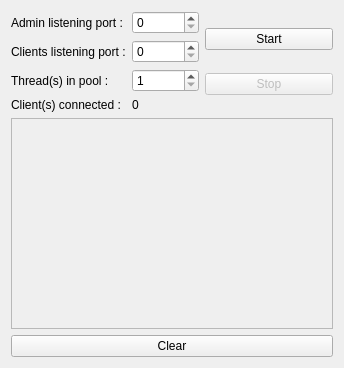
The window that CPP/ServerDocuments/MainWindow.ui (N4k1m/M18-OS) describes before a commit, drawn with Qt 5.
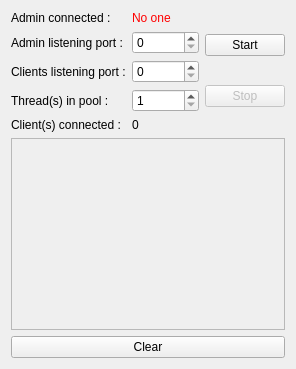
The same window after the commit.

Commit message: CPP TP4.3 : Ajout d'un label au ServerDocuments pour indiquer l'administrateur connecté

What changed in the file:
```diff
--- a/CPP/ServerDocuments/MainWindow.ui
+++ b/CPP/ServerDocuments/MainWindow.ui
@@ -2,14 +2,6 @@
 <ui version="4.0">
  <class>MainWindow</class>
  <widget class="QWidget" name="MainWindow">
-  <property name="geometry">
-   <rect>
-    <x>0</x>
-    <y>0</y>
-    <width>344</width>
-    <height>368</height>
-   </rect>
-  </property>
   <property name="windowTitle">
    <string>Server Documents</string>
   </property>
@@ -19,13 +11,30 @@
      <item>
       <layout class="QGridLayout" name="gridLayoutHeaderLeft">
        <item row="0" column="0">
+        <widget class="QLabel" name="labelAdminConnected">
+         <property name="text">
+          <string>Admin connected :</string>
+         </property>
+        </widget>
+       </item>
+       <item row="0" column="1">
+        <widget class="QLabel" name="labelAdminConnectedLogin">
+         <property name="styleSheet">
+          <string notr="true">QLabel { color : red; }</string>
+         </property>
+         <property name="text">
+          <string>No one</string>
+         </property>
+        </widget>
+       </item>
+       <item row="1" column="0">
         <widget class="QLabel" name="labelPortAdmin">
          <property name="text">
           <string>Admin listening port :</string>
          </property>
         </widget>
        </item>
-       <item row="0" column="1">
+       <item row="1" column="1">
         <widget class="QSpinBox" name="spinBoxPortAdmin">
          <property name="accelerated">
           <bool>true</bool>
@@ -35,14 +44,14 @@
          </property>
         </widget>
        </item>
-       <item row="1" column="0">
+       <item row="2" column="0">
         <widget class="QLabel" name="labelPort">
          <property name="text">
           <string>Clients listening port :</string>
          </property>
         </widget>
        </item>
-       <item row="1" column="1">
+       <item row="2" column="1">
         <widget class="QSpinBox" name="spinBoxPort">
          <property name="accelerated">
           <bool>true</bool>
@@ -52,14 +61,14 @@
          </property>
         </widget>
        </item>
-       <item row="2" column="0">
+       <item row="3" column="0">
         <widget class="QLabel" name="labelThreadsPool">
          <property name="text">
           <string>Thread(s) in pool :</string>
          </property>
         </widget>
        </item>
-       <item row="2" column="1">
+       <item row="3" column="1">
         <widget class="QSpinBox" name="spinBoxThreadsPool">
          <property name="accelerated">
           <bool>true</bool>
@@ -72,14 +81,14 @@
          </property>
         </widget>
        </item>
-       <item row="3" column="0">
+       <item row="4" column="0">
         <widget class="QLabel" name="labelClientsCountInfo">
          <property name="text">
           <string>Client(s) connected :</string>
          </property>
         </widget>
        </item>
-       <item row="3" column="1">
+       <item row="4" column="1">
         <widget class="QLabel" name="labelClientsCount">
          <property name="text">
           <string>0</string>
```
The commit also changes 4 other files.
